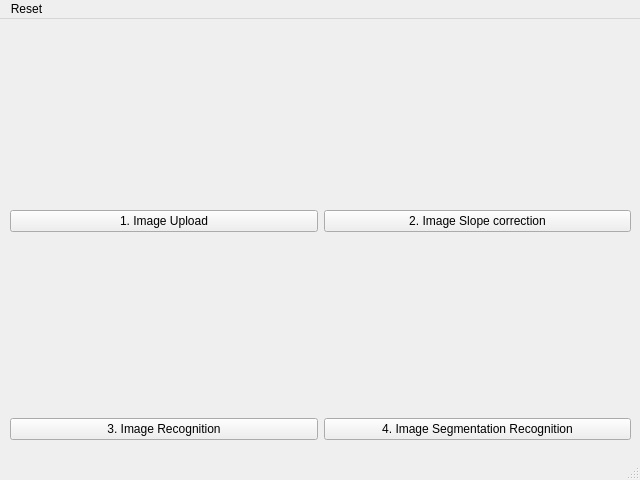
Old version of the form pyside6_project/EasyOCR_UI.ui in the repository Hitbee-dev/Object_Oriented_Programming.
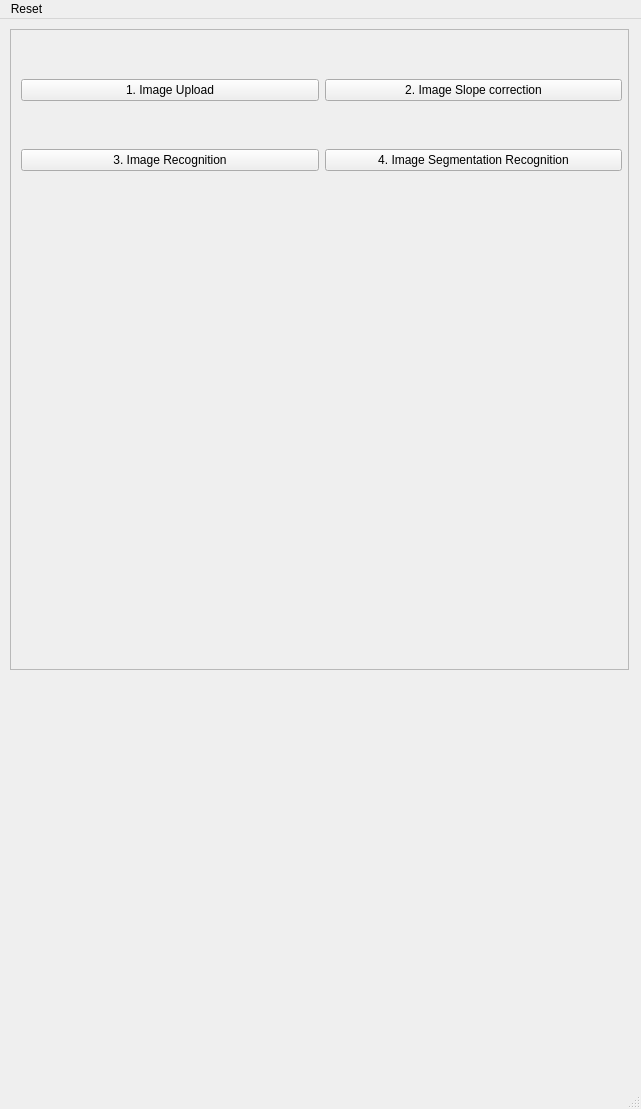
New version of the form.

The edit to the form file:
```diff
--- a/pyside6_project/EasyOCR_UI.ui
+++ b/pyside6_project/EasyOCR_UI.ui
@@ -6,25 +6,44 @@
    <rect>
     <x>0</x>
     <y>0</y>
-    <width>640</width>
-    <height>480</height>
+    <width>641</width>
+    <height>1109</height>
    </rect>
   </property>
   <property name="windowTitle">
    <string>MainWindow</string>
   </property>
   <widget class="QWidget" name="centralwidget">
-   <widget class="QWidget" name="verticalLayoutWidget">
+   <widget class="QScrollArea" name="scrollArea">
     <property name="geometry">
      <rect>
       <x>10</x>
       <y>10</y>
-      <width>621</width>
-      <height>411</height>
+      <width>619</width>
+      <height>641</height>
      </rect>
     </property>
-    <layout class="QVBoxLayout" name="homeLayout">
-     <item>
+    <property name="widgetResizable">
+     <bool>true</bool>
+    </property>
+    <widget class="QWidget" name="scrollAreaWidgetContents">
+     <property name="geometry">
+      <rect>
+       <x>0</x>
+       <y>0</y>
+       <width>617</width>
+       <height>639</height>
+      </rect>
+     </property>
+     <widget class="QWidget" name="">
+      <property name="geometry">
+       <rect>
+        <x>10</x>
+        <y>10</y>
+        <width>601</width>
+        <height>61</height>
+       </rect>
+      </property>
       <layout class="QHBoxLayout" name="init_Layout">
        <item>
         <layout class="QVBoxLayout" name="iu_Layout">
@@ -63,8 +82,16 @@
         </layout>
        </item>
       </layout>
-     </item>
-     <item>
+     </widget>
+     <widget class="QWidget" name="">
+      <property name="geometry">
+       <rect>
+        <x>10</x>
+        <y>80</y>
+        <width>601</width>
+        <height>61</height>
+       </rect>
+      </property>
       <layout class="QHBoxLayout" name="recognition_Layout">
        <item>
         <layout class="QVBoxLayout" name="ir_Layout">
@@ -103,8 +130,56 @@
         </layout>
        </item>
       </layout>
-     </item>
-    </layout>
+     </widget>
+     <widget class="QWidget" name="layoutWidget">
+      <property name="geometry">
+       <rect>
+        <x>10</x>
+        <y>680</y>
+        <width>601</width>
+        <height>61</height>
+       </rect>
+      </property>
+      <layout class="QHBoxLayout" name="init_Layout_6">
+       <item>
+        <layout class="QVBoxLayout" name="iu_Layout_6">
+         <item>
+          <widget class="QLabel" name="iu_Label_6">
+           <property name="text">
+            <string/>
+           </property>
+          </widget>
+         </item>
+         <item>
+          <widget class="QPushButton" name="pushButton_9">
+           <property name="text">
+            <string extracomment="이미지 불러오기">1. Image Upload</string>
+           </property>
+          </widget>
+         </item>
+        </layout>
+       </item>
+       <item>
+        <layout class="QVBoxLayout" name="sc_Layout_6">
+         <item>
+          <widget class="QLabel" name="sc_Label_6">
+           <property name="text">
+            <string/>
+           </property>
+          </widget>
+         </item>
+         <item>
+          <widget class="QPushButton" name="sc_Button_6">
+           <property name="text">
+            <string>2. Image Slope correction</string>
+           </property>
+          </widget>
+         </item>
+        </layout>
+       </item>
+      </layout>
+     </widget>
+    </widget>
    </widget>
   </widget>
   <widget class="QMenuBar" name="menubar">
@@ -112,7 +187,7 @@
     <rect>
      <x>0</x>
      <y>0</y>
-     <width>640</width>
+     <width>641</width>
      <height>24</height>
     </rect>
    </property>
```
